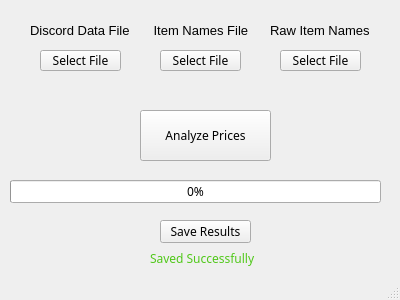
This is UI/dialogue.ui in ryqui/GrowTrends as Qt 5 draws it before an edit. The edited form follows.
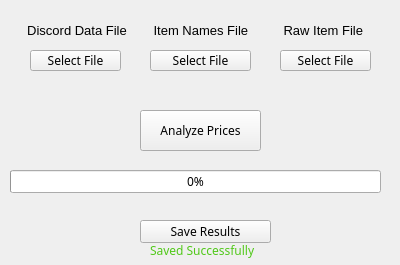
This is the edited form.

Patch:
```diff
--- a/UI/dialogue.ui
+++ b/UI/dialogue.ui
@@ -7,7 +7,7 @@
     <x>0</x>
     <y>0</y>
     <width>400</width>
-    <height>300</height>
+    <height>265</height>
    </rect>
   </property>
   <property name="font">
@@ -24,12 +24,15 @@
    <string notr="true"/>
   </property>
   <widget class="QWidget" name="centralwidget">
+   <property name="styleSheet">
+    <string notr="true"/>
+   </property>
    <widget class="QPushButton" name="selectDiscordDataFile">
     <property name="geometry">
      <rect>
-      <x>40</x>
+      <x>30</x>
       <y>50</y>
-      <width>81</width>
+      <width>91</width>
       <height>21</height>
      </rect>
     </property>
@@ -43,9 +46,9 @@
    <widget class="QLabel" name="label">
     <property name="geometry">
      <rect>
-      <x>30</x>
+      <x>20</x>
       <y>20</y>
-      <width>101</width>
+      <width>111</width>
       <height>21</height>
      </rect>
     </property>
@@ -58,7 +61,7 @@
      </font>
     </property>
     <property name="text">
-     <string>Discord Data File</string>
+     <string>  Discord Data File</string>
     </property>
    </widget>
    <widget class="QLabel" name="discordDataFileName">
@@ -127,9 +130,9 @@
    <widget class="QPushButton" name="selectItemNamesFile">
     <property name="geometry">
      <rect>
-      <x>160</x>
+      <x>150</x>
       <y>50</y>
-      <width>81</width>
+      <width>101</width>
       <height>21</height>
      </rect>
     </property>
@@ -140,7 +143,7 @@
    <widget class="QLabel" name="label_3">
     <property name="geometry">
      <rect>
-      <x>270</x>
+      <x>280</x>
       <y>20</y>
       <width>101</width>
       <height>21</height>
@@ -155,14 +158,14 @@
      </font>
     </property>
     <property name="text">
-     <string>Raw Item Names</string>
+     <string> Raw Item File</string>
     </property>
    </widget>
    <widget class="QLabel" name="rawItemNamesFileName">
     <property name="geometry">
      <rect>
-      <x>270</x>
-      <y>81</y>
+      <x>280</x>
+      <y>80</y>
       <width>101</width>
       <height>20</height>
      </rect>
@@ -184,7 +187,7 @@
      <rect>
       <x>280</x>
       <y>50</y>
-      <width>81</width>
+      <width>91</width>
       <height>21</height>
      </rect>
     </property>
@@ -197,8 +200,8 @@
      <rect>
       <x>140</x>
       <y>110</y>
-      <width>131</width>
-      <height>51</height>
+      <width>121</width>
+      <height>41</height>
      </rect>
     </property>
     <property name="text">
@@ -209,7 +212,7 @@
     <property name="geometry">
      <rect>
       <x>10</x>
-      <y>180</y>
+      <y>170</y>
       <width>371</width>
       <height>23</height>
      </rect>
@@ -221,9 +224,9 @@
    <widget class="QPushButton" name="saveResults">
     <property name="geometry">
      <rect>
-      <x>160</x>
+      <x>140</x>
       <y>220</y>
-      <width>91</width>
+      <width>131</width>
       <height>23</height>
      </rect>
     </property>
@@ -235,9 +238,9 @@
     <property name="geometry">
      <rect>
       <x>150</x>
-      <y>250</y>
+      <y>240</y>
       <width>111</width>
-      <height>16</height>
+      <height>21</height>
      </rect>
     </property>
     <property name="styleSheet">
@@ -248,17 +251,6 @@
     </property>
    </widget>
   </widget>
-  <widget class="QMenuBar" name="menubar">
-   <property name="geometry">
-    <rect>
-     <x>0</x>
-     <y>0</y>
-     <width>400</width>
-     <height>21</height>
-    </rect>
-   </property>
-  </widget>
-  <widget class="QStatusBar" name="statusbar"/>
  </widget>
  <resources/>
  <connections/>
```
